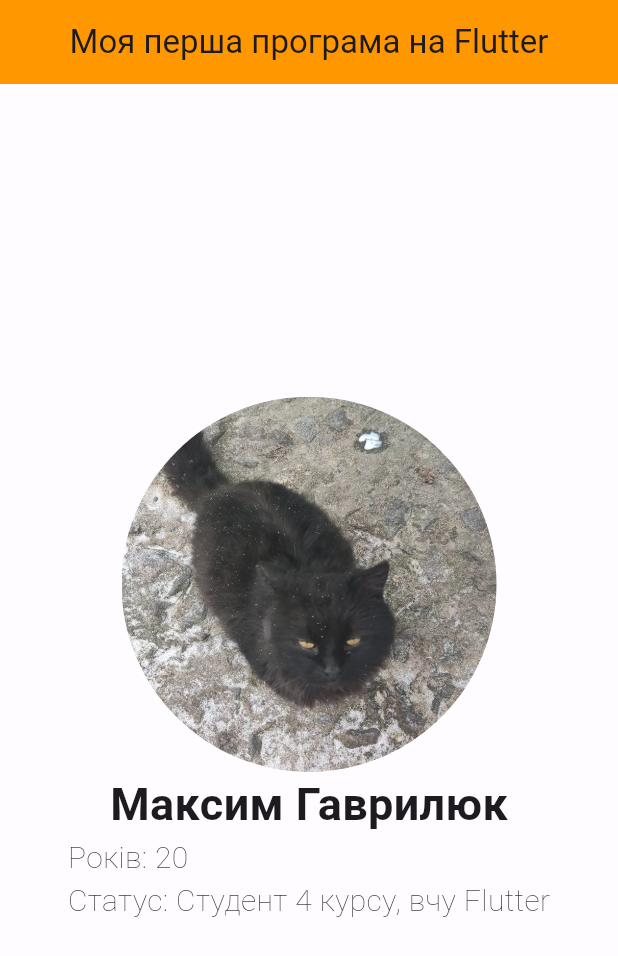
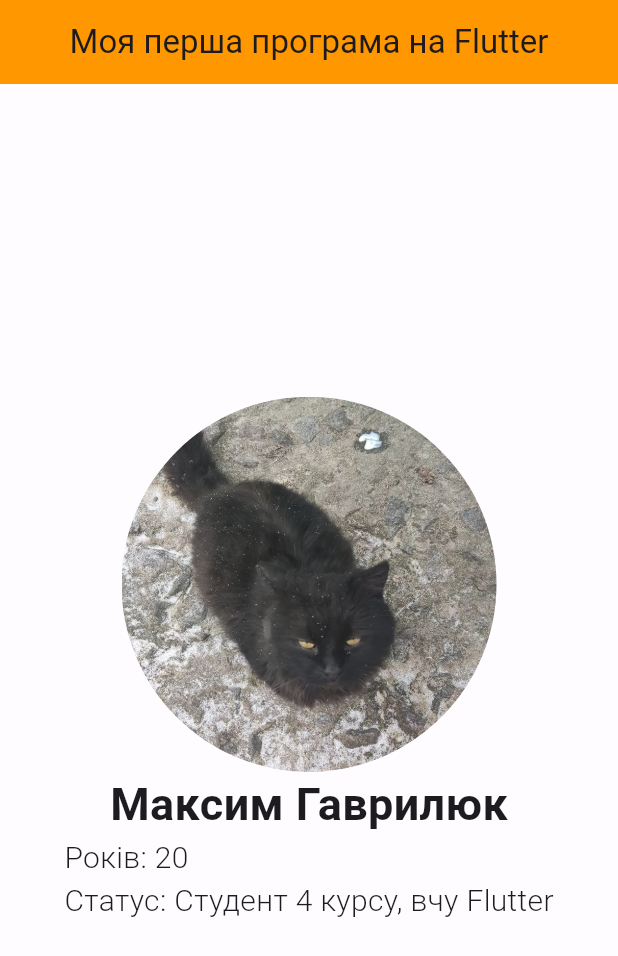
Before and after one commit to ratatyu4343/FlutterFirstApp, a Flutter app: the screen it shows after launch, on a phone screen of 412 x 824 dp. Shown: the top 956 px of the screen. Run offline on Flutter 3.47's test engine with Material 3 defaults, Android fonts, the phone set to English and light mode, and no system bars.

Commit message:
first commit

```diff
--- a/lib/main_page.dart
+++ b/lib/main_page.dart
@@ -30,7 +30,7 @@ class MyApp extends StatelessWidget{
                     style: const TextStyle(fontSize: 30, fontWeight: FontWeight.bold),
                   ),
                   Text("Років: ${user.age}\nСтатус: ${user.description}",
-                    style: const TextStyle(fontSize: 20, fontWeight: FontWeight.w100,),
+                    style: const TextStyle(fontSize: 20, fontWeight: FontWeight.w300,),
                   )
                 ],
               ),
```
